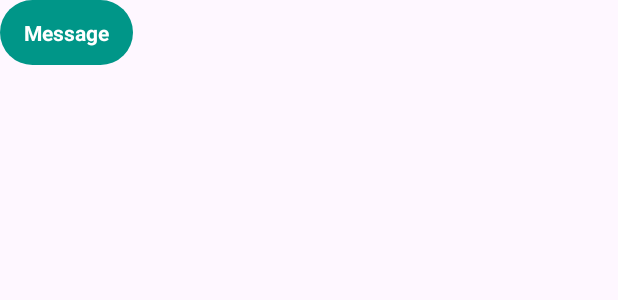
After one commit to DanigosJB/WeeklyBite3, an Android app built with Jetpack Compose: the layout view_toast.xml on its own in the app's theme, with its tools: preview values and no code run, on a phone screen of 412 x 824 dp. The commit adds this screen. Shown: the top 300 px of the screen. Run offline under Robolectric (Android 15) with nearby library versions, the phone set to English and light mode, and no system bars.

Commit message:
Added toast notification, and email errors

```diff
--- /dev/null
+++ b/app/src/main/res/drawable/bg_toast_error.xml
@@ -0,0 +1,6 @@
+<?xml version="1.0" encoding="utf-8"?>
+<shape xmlns:android="http://schemas.android.com/apk/res/android" android:shape="rectangle">
+    <solid android:color="@color/md_theme_light_error"/>
+    <corners android:radius="24dp"/>
+    <padding android:left="16dp" android:top="12dp" android:right="16dp" android:bottom="12dp"/>
+</shape>
--- /dev/null
+++ b/app/src/main/res/drawable/bg_toast_success.xml
@@ -0,0 +1,6 @@
+<?xml version="1.0" encoding="utf-8"?>
+<shape xmlns:android="http://schemas.android.com/apk/res/android" android:shape="rectangle">
+    <solid android:color="@color/md_theme_light_primary"/>
+    <corners android:radius="24dp"/>
+    <padding android:left="16dp" android:top="12dp" android:right="16dp" android:bottom="12dp"/>
+</shape>
--- /dev/null
+++ b/app/src/main/res/layout/view_toast.xml
@@ -0,0 +1,18 @@
+<?xml version="1.0" encoding="utf-8"?>
+<LinearLayout xmlns:android="http://schemas.android.com/apk/res/android"
+    android:id="@+id/toast_root"
+    android:layout_width="wrap_content"
+    android:layout_height="wrap_content"
+    android:background="@drawable/bg_toast_success"
+    android:gravity="center"
+    android:orientation="horizontal">
+
+    <TextView
+        android:id="@+id/tvMessage"
+        android:layout_width="wrap_content"
+        android:layout_height="wrap_content"
+        android:text="Message"
+        android:textColor="@android:color/white"
+        android:textStyle="bold"
+        android:textSize="14sp"/>
+</LinearLayout>
```
Also changed, not shown: app/src/main/java/com/example/weeklybite3/LoginActivity.kt (+48 -5 lines), app/src/main/java/com/example/weeklybite3/SignupActivity.kt (+45 -5 lines).
